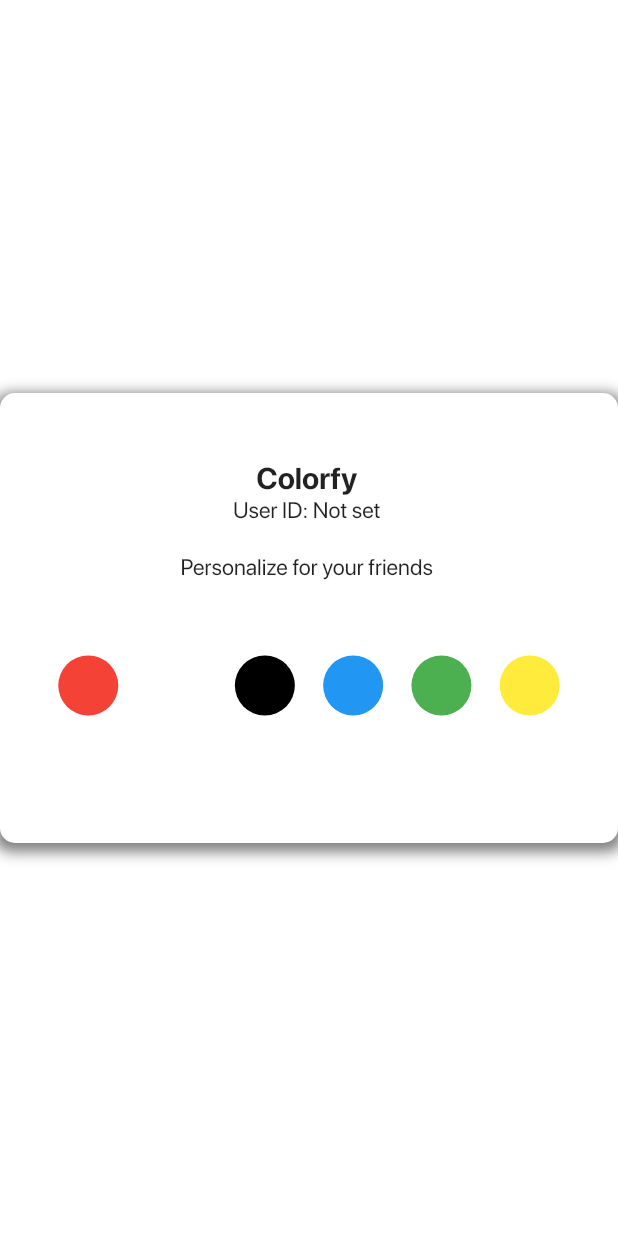
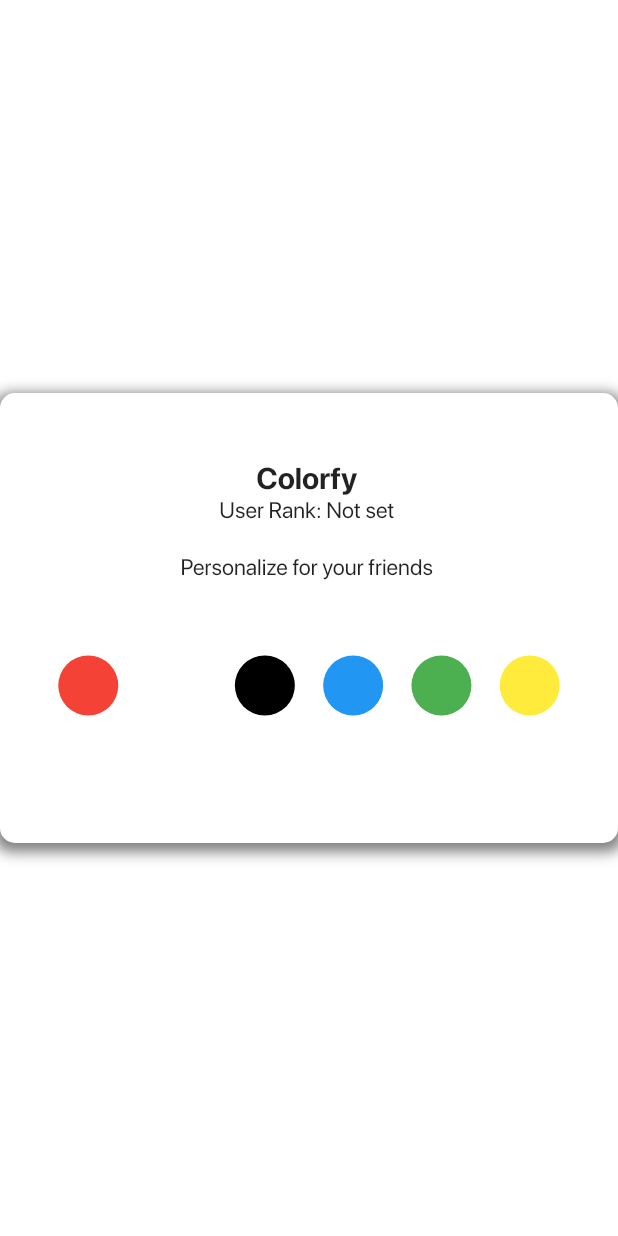
Before and after one commit to root458/neglected-client, a Flutter app: the screen it shows after launch, on a phone screen of 412 x 824 dp. Run offline on Flutter 3.47's test engine with Material 2 defaults, Android fonts, the phone set to English and light mode, and no system bars; our stand-ins replace bloc, flutter_animate; generated files the repository leaves out were written again; network calls fail.

Commit message:
Update rank upgrade

```diff
--- a/lib/colorswitch/view/color_switch_page.dart
+++ b/lib/colorswitch/view/color_switch_page.dart
@@ -125,7 +125,7 @@ class _ColorSwitchPageState extends State<ColorSwitchPage> {
                   ),
                 ),
                 SelectableText(
-                  'User ID: $_clientID',
+                  'User Rank: $_clientID',
                   style: TextStyle(
                     fontSize: 15,
                     fontFamily: 'SFRegular',
@@ -198,6 +198,8 @@ class _ColorSwitchPageState extends State<ColorSwitchPage> {
                       );
                       setState(() {
                         _upgrade = false;
+                        _clientID =
+                            '''(Trigger color change to confirm rank assigned)''';
                       });
                     },
                     height: 45,
```
